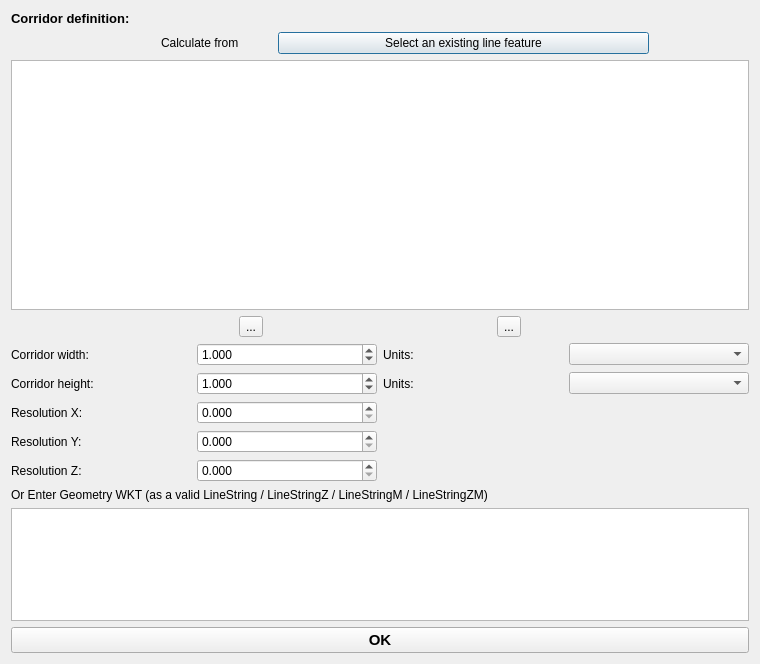
Qt form edr_plugin/gui/ui/query_corridor.ui (MetOffice/qgis-plugin-edr) before a commit.
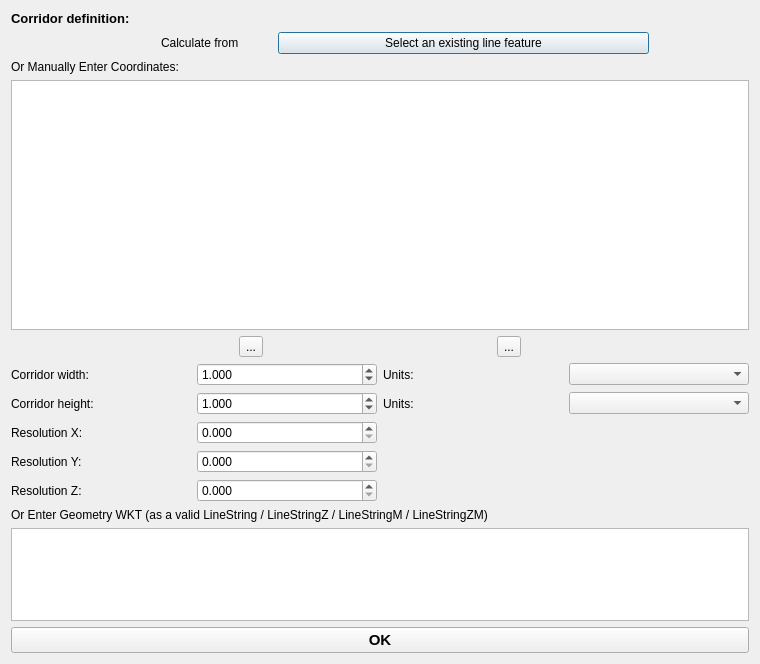
The same form after that commit. Custom widgets are drawn as their Qt base class.

Commit message: add missing label

```diff
--- a/edr_plugin/gui/ui/query_corridor.ui
+++ b/edr_plugin/gui/ui/query_corridor.ui
@@ -55,6 +55,13 @@
      </item>
     </layout>
    </item>
+   <item>
+    <widget class="QLabel" name="label_11">
+     <property name="text">
+      <string>Or Manually Enter Coordinates:</string>
+     </property>
+    </widget>
+   </item>
    <item>
     <widget class="QTableWidget" name="linestring_tw">
      <property name="minimumSize">
```
The commit also changes 1 other file.
